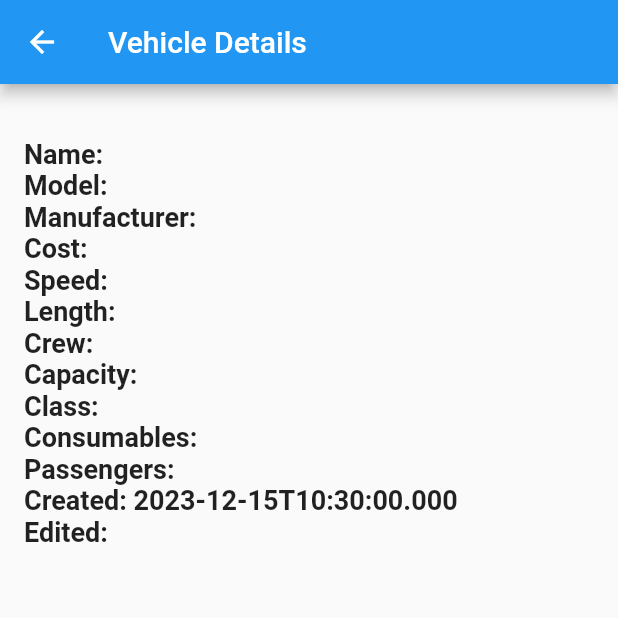
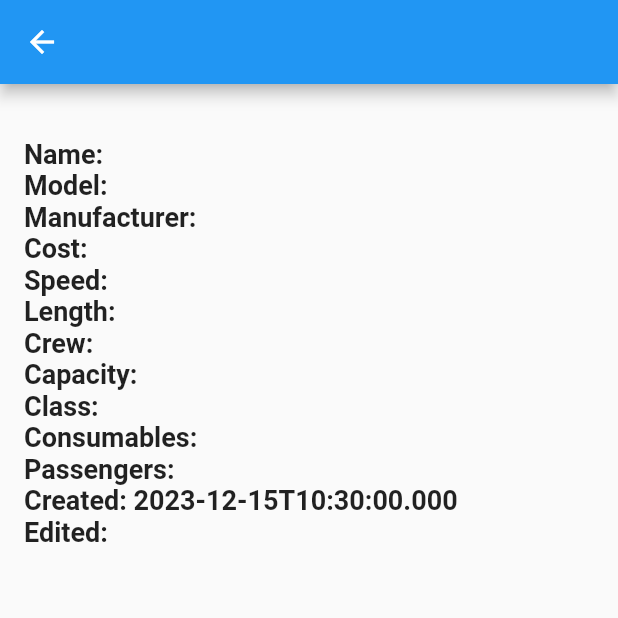
Before and after one commit to shraymoza/vehicle-list-flutter, a Flutter app: the VehicleDetailsScreen screen opened directly with empty values, on a phone screen of 412 x 824 dp, the top half of it. Run offline on Flutter 3.47's test engine with Material 2 defaults, Android fonts, the phone set to English and light mode, and no system bars; network calls fail.

Commit message:
first commit

```diff
--- a/lib/VehicleDetailsScreen.dart
+++ b/lib/VehicleDetailsScreen.dart
@@ -15,8 +15,8 @@ class _VehicleDetailsScreenState extends State<VehicleDetailsScreen> {
   Map<String, dynamic> vehicleData ={};
   var imageResp;
   String imageUrl = '';
+  @override
 
-  @override
   void initState() {
     super.initState();
     vehicleData=widget.vehicle;
@@ -31,20 +31,13 @@ class _VehicleDetailsScreenState extends State<VehicleDetailsScreen> {
   Widget build(BuildContext context) {
     return Scaffold(
       appBar: AppBar(
-        title: const Text('Vehicle Details'),
+        title:  Text(vehicleData['name']),
       ),
       body: SingleChildScrollView(
         padding: const EdgeInsets.all(16.0),
         child: Column(
           crossAxisAlignment: CrossAxisAlignment.start,
           children: [
-             // if (imageResp!=null)
-             //  Image.memory(
-             //    imageResp.bodyBytes,
-             //    width: 200,
-             //    height: 200,
-             //    fit: BoxFit.cover,
-             //  ),
             const SizedBox(height: 20),
             Text(
               'Name: ${vehicleData['name']}',
@@ -86,11 +79,6 @@ class _VehicleDetailsScreenState extends State<VehicleDetailsScreen> {
               'Edited: ${vehicleData['edited']}',
               style: const TextStyle(fontSize: 18, fontWeight: FontWeight.bold),
             ),
-
-            // if (imageUrl.isEmpty)
-            //   const Center(
-            //     child: CircularProgressIndicator(),
-            //   ),
           ],
         ),
       ),
```
